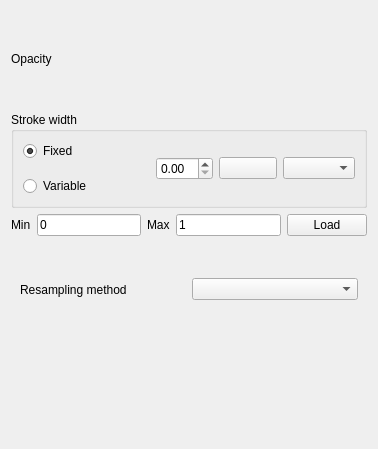
Above: src/ui/mesh/qgsmeshrendererscalarsettingswidgetbase.ui from qgis/QGIS before the change. Below: the same form after it.
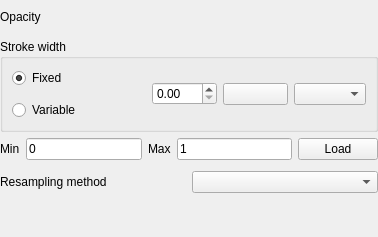
That is the form after the change. Custom widgets are drawn as their Qt base class.

The edit to the form file:
```diff
--- a/src/ui/mesh/qgsmeshrendererscalarsettingswidgetbase.ui
+++ b/src/ui/mesh/qgsmeshrendererscalarsettingswidgetbase.ui
@@ -7,13 +7,25 @@
     <x>0</x>
     <y>0</y>
     <width>378</width>
-    <height>449</height>
+    <height>237</height>
    </rect>
   </property>
   <property name="windowTitle">
    <string notr="true">Form</string>
   </property>
   <layout class="QVBoxLayout" name="verticalLayout">
+   <property name="leftMargin">
+    <number>0</number>
+   </property>
+   <property name="topMargin">
+    <number>0</number>
+   </property>
+   <property name="rightMargin">
+    <number>0</number>
+   </property>
+   <property name="bottomMargin">
+    <number>0</number>
+   </property>
    <item>
     <layout class="QHBoxLayout" name="horizontalLayout">
      <item>
@@ -136,6 +148,18 @@
    <item>
     <widget class="QWidget" name="mScalarResamplingWidget" native="true">
      <layout class="QHBoxLayout" name="horizontalLayout_4">
+      <property name="leftMargin">
+       <number>0</number>
+      </property>
+      <property name="topMargin">
+       <number>0</number>
+      </property>
+      <property name="rightMargin">
+       <number>0</number>
+      </property>
+      <property name="bottomMargin">
+       <number>0</number>
+      </property>
       <item>
        <widget class="QLabel" name="mLabelDataInterpolation">
         <property name="text">
```
